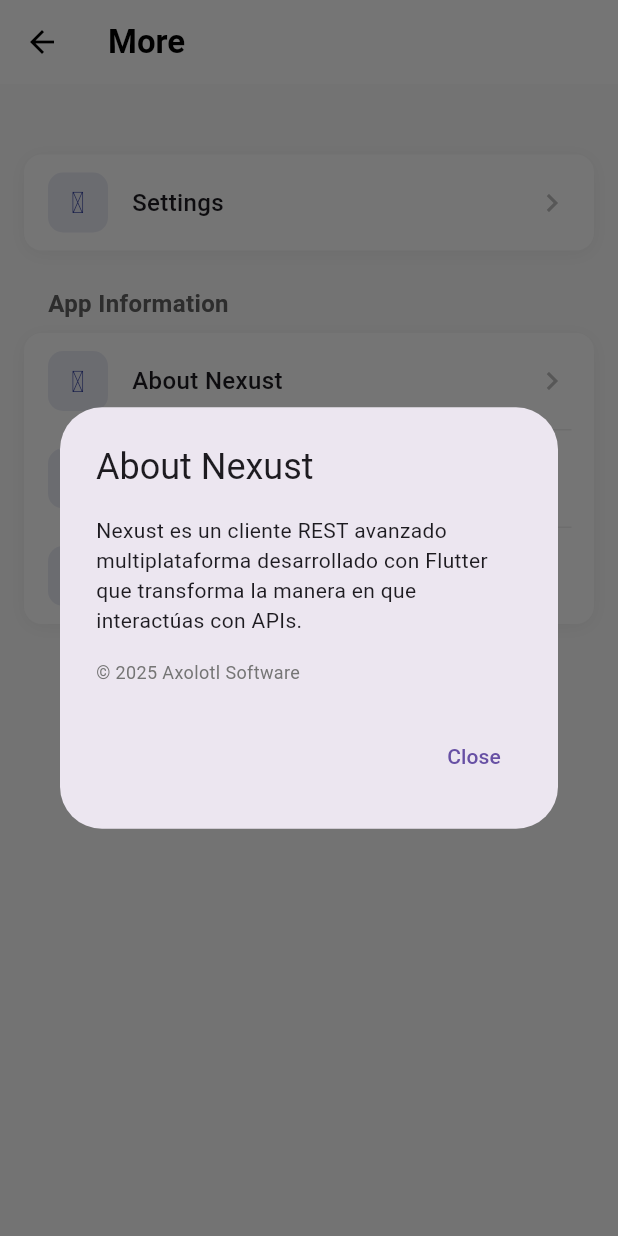
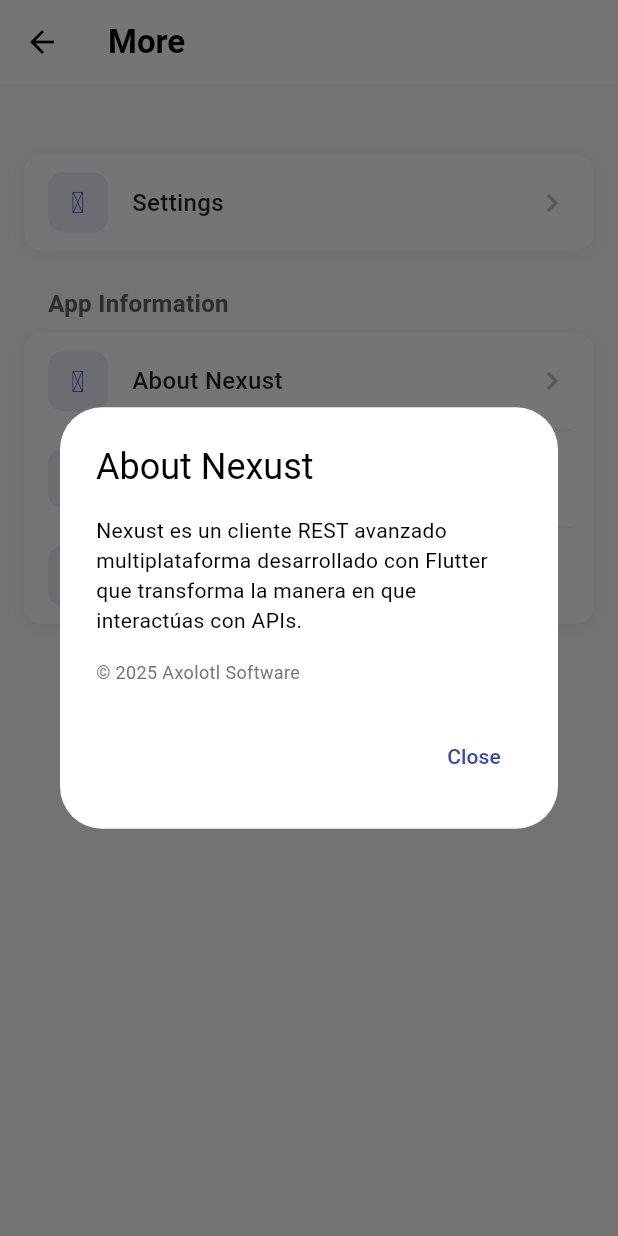
Before and after one commit to ameza-bit/nexust, a Flutter app: the MoreScreen screen opened directly, after a tap on "About Nexust", on a phone screen of 412 x 824 dp. Run offline on Flutter 3.47's test engine with Material 3 defaults, Android fonts, the phone set to English and light mode, and no system bars; our stand-ins replace easy_localization, flutter_bloc, go_router, shared_preferences; accounts and stored records are empty.

Commit message:
Refactor temas y estilos para soporte de modo oscuro en varias pantallas y widgets

```diff
--- a/lib/ui/screens/more/more_screen.dart
+++ b/lib/ui/screens/more/more_screen.dart
@@ -12,6 +12,8 @@
 
   @override
   Widget build(BuildContext context) {
+    final theme = Theme.of(context);
+
     return Scaffold(
       appBar: AppBar(
         title: Text(
@@ -19,8 +21,8 @@
           style: const TextStyle(fontWeight: FontWeight.w600),
         ),
         elevation: 0,
-        backgroundColor: Colors.white,
-        foregroundColor: Colors.black,
+        backgroundColor: theme.appBarTheme.backgroundColor,
+        foregroundColor: theme.appBarTheme.foregroundColor,
       ),
       body: SafeArea(
         child: SingleChildScrollView(
@@ -37,6 +39,7 @@
                     SettingsItem(
                       icon: FontAwesomeIcons.lightGear,
                       title: context.tr('more.settings'),
+                      iconColor: theme.primaryColor,
                       onTap: () {
                         context.pushNamed(SettingsScreen.routeName);
                       },
@@ -54,6 +57,7 @@
                     SettingsItem(
                       icon: FontAwesomeIcons.lightCircleInfo,
                       title: context.tr('more.about_app'),
+                      iconColor: theme.primaryColor,
                       onTap: () {
                         _showAboutDialog(context);
                       },
@@ -63,6 +67,7 @@
                     SettingsItem(
                       icon: FontAwesomeIcons.lightShield,
                       title: context.tr('more.privacy_policy'),
+                      iconColor: theme.primaryColor,
                       onTap: () {
                         _showPrivacyPolicyDialog(context);
                       },
@@ -72,6 +77,7 @@
                     SettingsItem(
                       icon: FontAwesomeIcons.lightFileContract,
                       title: context.tr('more.terms_of_service'),
+                      iconColor: theme.primaryColor,
                       onTap: () {
                         _showTermsOfServiceDialog(context);
                       },
@@ -87,11 +93,15 @@
   }
 
   void _showAboutDialog(BuildContext context) {
+    final theme = Theme.of(context);
+    final isDark = theme.brightness == Brightness.dark;
+
     showDialog(
       context: context,
       builder:
           (context) => AlertDialog(
             title: Text(context.tr('more.about_app')),
+            backgroundColor: isDark ? theme.cardColor : Colors.white,
             content: Column(
               mainAxisSize: MainAxisSize.min,
               crossAxisAlignment: CrossAxisAlignment.start,
@@ -103,14 +113,20 @@
                 const SizedBox(height: 16),
                 Text(
                   '© 2025 Axolotl Software',
-                  style: TextStyle(fontSize: 12, color: Colors.grey.shade600),
+                  style: TextStyle(
+                    fontSize: 12,
+                    color: isDark ? Colors.grey.shade400 : Colors.grey.shade600,
+                  ),
                 ),
               ],
             ),
             actions: [
               TextButton(
                 onPressed: () => Navigator.of(context).pop(),
-                child: Text(context.tr('common.close')),
+                child: Text(
+                  context.tr('common.close'),
+                  style: TextStyle(color: theme.primaryColor),
+                ),
               ),
             ],
           ),
@@ -119,11 +135,15 @@
 }
 
 void _showPrivacyPolicyDialog(BuildContext context) {
+  final theme = Theme.of(context);
+  final isDark = theme.brightness == Brightness.dark;
+
   showDialog(
     context: context,
     builder:
         (context) => AlertDialog(
           title: Text(context.tr('more.privacy_policy')),
+          backgroundColor: isDark ? theme.cardColor : Colors.white,
           content: SingleChildScrollView(
             child: Column(
               crossAxisAlignment: CrossAxisAlignment.start,
@@ -136,7 +156,10 @@
                 const SizedBox(height: 16),
                 Text(
                   'Última actualización: 26 de abril de 2025',
-                  style: TextStyle(fontSize: 12, color: Colors.grey.shade600),
+                  style: TextStyle(
+                    fontSize: 12,
+                    color: isDark ? Colors.grey.shade400 : Colors.grey.shade600,
+                  ),
                 ),
                 const SizedBox(height: 16),
                 Text(
@@ -165,7 +188,10 @@
           actions: [
             TextButton(
               onPressed: () => Navigator.of(context).pop(),
-              child: Text(context.tr('common.close')),
+              child: Text(
+                context.tr('common.close'),
+                style: TextStyle(color: theme.primaryColor),
+              ),
             ),
           ],
         ),
@@ -173,11 +199,15 @@
 }
 
 void _showTermsOfServiceDialog(BuildContext context) {
+  final theme = Theme.of(context);
+  final isDark = theme.brightness == Brightness.dark;
+
   showDialog(
     context: context,
     builder:
         (context) => AlertDialog(
           title: Text(context.tr('more.terms_of_service')),
+          backgroundColor: isDark ? theme.cardColor : Colors.white,
           content: SingleChildScrollView(
             child: Column(
               crossAxisAlignment: CrossAxisAlignment.start,
@@ -190,7 +220,10 @@
                 const SizedBox(height: 16),
                 Text(
                   'Última actualización: 26 de abril de 2025',
-                  style: TextStyle(fontSize: 12, color: Colors.grey.shade600),
+                  style: TextStyle(
+                    fontSize: 12,
+                    color: isDark ? Colors.grey.shade400 : Colors.grey.shade600,
+                  ),
                 ),
                 const SizedBox(height: 16),
                 Text(
@@ -219,7 +252,10 @@
           actions: [
             TextButton(
               onPressed: () => Navigator.of(context).pop(),
-              child: Text(context.tr('common.close')),
+              child: Text(
+                context.tr('common.close'),
+                style: TextStyle(color: theme.primaryColor),
+              ),
             ),
           ],
         ),
--- a/lib/ui/themes/main_theme.dart
+++ b/lib/ui/themes/main_theme.dart
@@ -3,24 +3,40 @@
 
 class MainTheme {
   static ThemeData get lightTheme => ThemeData(
+    brightness: Brightness.light,
     scaffoldBackgroundColor: NeutralTheme.offWhite,
     primaryColor: Colors.indigo.shade700,
+    colorScheme: ColorScheme.light(
+      primary: Colors.indigo.shade700,
+      secondary: Colors.indigo.shade400,
+      surface: NeutralTheme.offWhite,
+    ),
     appBarTheme: AppBarTheme(
       backgroundColor: Colors.white,
       foregroundColor: Colors.black,
       elevation: 0,
     ),
+    cardColor: Colors.white,
+    dividerColor: Colors.grey.shade200,
+    iconTheme: IconThemeData(color: Colors.grey.shade700),
   );
 
   static ThemeData get darkTheme => ThemeData(
+    brightness: Brightness.dark,
     scaffoldBackgroundColor: NeutralTheme.richBlack,
-    primaryColor: Colors.indigo.shade700,
-    brightness: Brightness.dark,
+    primaryColor: Colors.indigo.shade500,
+    colorScheme: ColorScheme.dark(
+      primary: Colors.indigo.shade500,
+      secondary: Colors.indigo.shade300,
+      surface: NeutralTheme.oilBlack,
+    ),
     appBarTheme: AppBarTheme(
       backgroundColor: NeutralTheme.oilBlack,
       foregroundColor: Colors.white,
       elevation: 0,
     ),
     cardColor: NeutralTheme.blackOpacity,
+    dividerColor: Colors.grey.shade800,
+    iconTheme: IconThemeData(color: Colors.grey.shade300),
   );
 }
--- a/lib/ui/widgets/settings/settings_item.dart
+++ b/lib/ui/widgets/settings/settings_item.dart
@@ -20,6 +20,10 @@
 
   @override
   Widget build(BuildContext context) {
+    final theme = Theme.of(context);
+    final isDark = theme.brightness == Brightness.dark;
+    final primaryColor = iconColor ?? theme.primaryColor;
+
     return InkWell(
       onTap: onTap,
       child: Padding(
@@ -30,14 +34,10 @@
               width: 40,
               height: 40,
               decoration: BoxDecoration(
-                color: (iconColor ?? Colors.indigo.shade700).withAlpha((0.1 * 255).round()),
+                color: primaryColor.withAlpha((0.1 * 255).round()),
                 borderRadius: BorderRadius.circular(10),
               ),
-              child: Icon(
-                icon,
-                color: iconColor ?? Colors.indigo.shade700,
-                size: 20,
-              ),
+              child: Icon(icon, color: primaryColor, size: 20),
             ),
             const SizedBox(width: 16),
             Expanded(
@@ -46,9 +46,10 @@
                 children: [
                   Text(
                     title,
-                    style: const TextStyle(
+                    style: TextStyle(
                       fontSize: 16,
                       fontWeight: FontWeight.w500,
+                      color: isDark ? Colors.white : Colors.black87,
                     ),
                   ),
                   if (subtitle != null)
@@ -58,7 +59,10 @@
                         subtitle!,
                         style: TextStyle(
                           fontSize: 14,
-                          color: Colors.grey.shade600,
+                          color:
+                              isDark
+                                  ? Colors.grey.shade400
+                                  : Colors.grey.shade600,
                         ),
                       ),
                     ),
@@ -67,7 +71,10 @@
             ),
             if (trailing != null) trailing!,
             if (onTap != null && trailing == null)
-              Icon(Icons.chevron_right, color: Colors.grey.shade400),
+              Icon(
+                Icons.chevron_right,
+                color: isDark ? Colors.grey.shade600 : Colors.grey.shade400,
+              ),
           ],
         ),
       ),
--- a/lib/ui/widgets/settings/settings_section.dart
+++ b/lib/ui/widgets/settings/settings_section.dart
@@ -12,6 +12,9 @@
 
   @override
   Widget build(BuildContext context) {
+    final theme = Theme.of(context);
+    final isDark = theme.brightness == Brightness.dark;
+
     return Column(
       crossAxisAlignment: CrossAxisAlignment.start,
       children: [
@@ -22,17 +25,20 @@
             style: TextStyle(
               fontSize: 16,
               fontWeight: FontWeight.bold,
-              color: Colors.grey.shade700,
+              color: isDark ? Colors.grey.shade300 : Colors.grey.shade700,
             ),
           ),
         ),
         Container(
           decoration: BoxDecoration(
-            color: Colors.white,
+            color: isDark ? theme.cardColor : Colors.white,
             borderRadius: BorderRadius.circular(12),
             boxShadow: [
               BoxShadow(
-                color: Colors.black.withAlpha(13),
+                color:
+                    isDark
+                        ? Colors.black.withAlpha(25)
+                        : Colors.black.withAlpha(13),
                 blurRadius: 10,
                 offset: const Offset(0, 2),
               ),
@@ -55,7 +61,10 @@
                                 thickness: 1,
                                 indent: 70,
                                 endIndent: 15,
-                                color: Colors.grey.shade200,
+                                color:
+                                    isDark
+                                        ? Colors.grey.shade800
+                                        : Colors.grey.shade200,
                               ),
                           ],
                         ),
```
Also changed, not shown: lib/ui/screens/collections/collections_screen.dart (+5 -3 lines), lib/ui/widgets/collections/rest_endpoint_item.dart (+22 -6 lines), lib/ui/widgets/home/navigator_bar.dart (+12 -6 lines).
